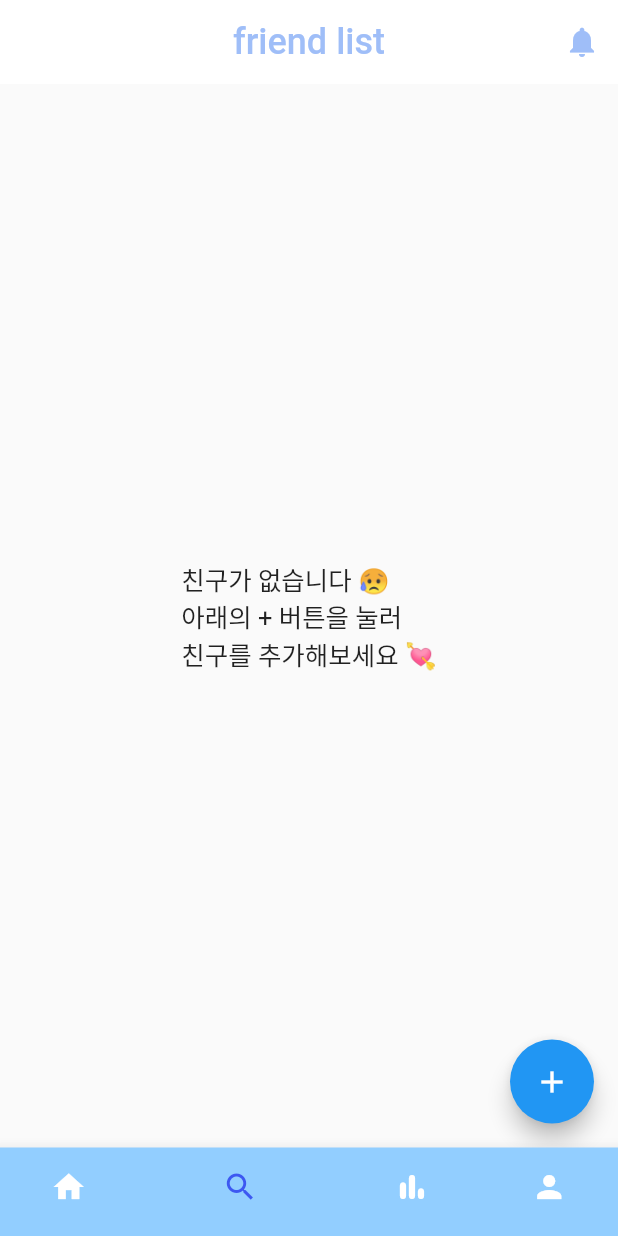
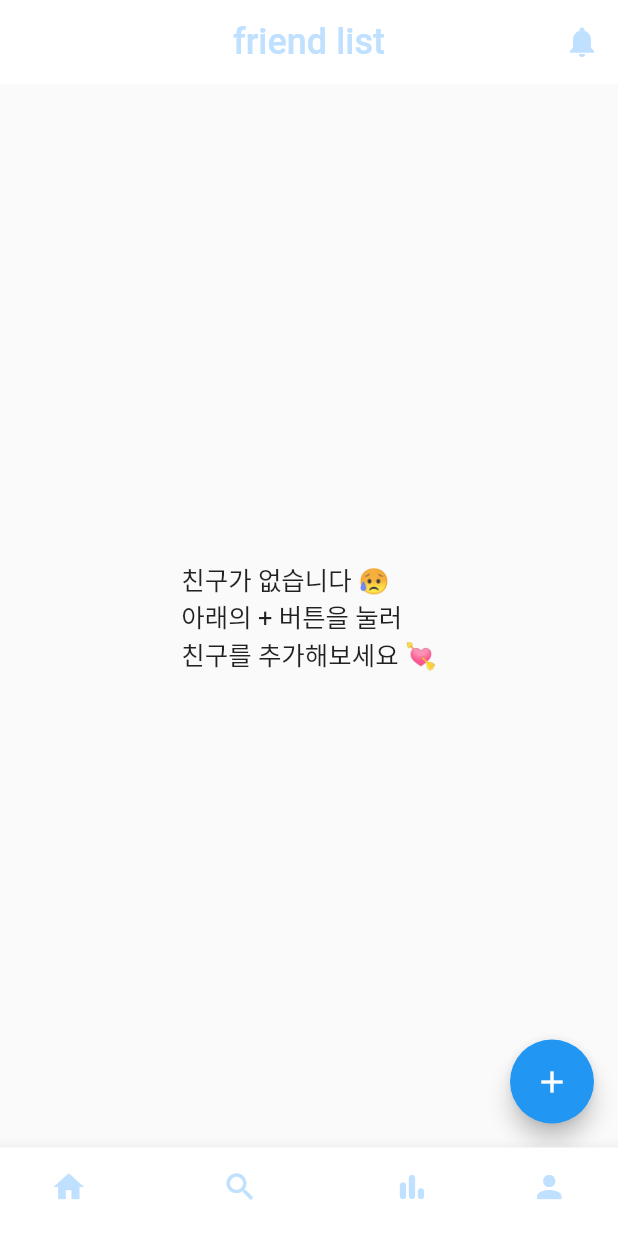
Before and after one commit to a00896/calendar_flutter, a Flutter app: the screen it shows once a user with an empty profile is signed in, item 2 of the bottom bar chosen, on a phone screen of 412 x 824 dp. Run offline on Flutter 3.47's test engine with Material 2 defaults, Android fonts, the phone set to English and light mode, and no system bars; our stand-ins replace cloud_firestore, firebase_auth, firebase_core, firebase_storage, fluttertoast, font_awesome_flutter and 3 more; accounts and stored records are empty.

Commit message:
Add files via upload

```diff
--- a/lib/screens/event_calendar_screen.dart
+++ b/lib/screens/event_calendar_screen.dart
@@ -470,7 +470,7 @@ class _EventCalendarScreenState extends State<EventCalendarScreen> {
           'every calendar',
           style: TextStyle(fontSize: 26), // 원하는 텍스트 크기로 설정
         ),
-        foregroundColor: const Color.fromARGB(255, 154, 173, 255),
+        foregroundColor: Color.fromARGB(255, 191, 224, 255),
         backgroundColor: const Color.fromARGB(255, 247, 247, 247),
         elevation: 0,
         centerTitle: true,
--- a/lib/screens/friend_screens.dart
+++ b/lib/screens/friend_screens.dart
@@ -17,7 +17,7 @@ class FriendScreen extends StatelessWidget {
           'friend list',
           style: TextStyle(fontSize: 24),
         ),
-        foregroundColor: const Color.fromARGB(255, 159, 190, 248),
+        foregroundColor: const Color.fromARGB(255, 191, 224, 255),
         backgroundColor: Colors.white,
         centerTitle: true,
         actions: [
--- a/lib/screens/progresspage.dart
+++ b/lib/screens/progresspage.dart
@@ -110,7 +110,7 @@ class ProgressPageState extends State<ProgressPage> {
           'progress',
           style: TextStyle(fontSize: 26), // 원하는 텍스트 크기로 설정
         ),
-        foregroundColor: Color.fromARGB(255, 154, 198, 255),
+        foregroundColor: const Color.fromARGB(255, 191, 224, 255),
         backgroundColor: const Color.fromARGB(255, 247, 247, 247),
         elevation: 0, // 페이지 이름 'Progress'
         centerTitle: true, // 제목을 가운데 정렬(선택 사항)
--- a/lib/screens/search_query.dart
+++ b/lib/screens/search_query.dart
@@ -30,7 +30,7 @@ class _SearchQueryState extends State<SearchQuery> {
     return Scaffold(
       appBar: AppBar(
         backgroundColor: Color.fromARGB(255, 248, 248, 248),
-        foregroundColor: Color.fromARGB(255, 165, 202, 243),
+        foregroundColor: Color.fromARGB(255, 191, 224, 255),
         title: Text('every calendar'), // 페이지 이름을 여기에 추가하세요.
         elevation: 0,
         bottom: PreferredSize(
--- a/lib/widgets/bottonNavigationBar.dart
+++ b/lib/widgets/bottonNavigationBar.dart
@@ -62,28 +62,40 @@ class _BottomNavigationBarWidgetsState
                 showUnselectedLabels: false,
                 items: const <BottomNavigationBarItem>[
                   BottomNavigationBarItem(
-                    icon: Icon(Icons.home),
+                    icon: Icon(
+                      Icons.home,
+                      color: Color.fromARGB(255, 191, 224, 255),
+                    ),
                     label: '홈',
-                    backgroundColor: Color.fromARGB(255, 171, 216, 253),
+                    backgroundColor: Color.fromARGB(255, 255, 255, 255),
                   ),
                   BottomNavigationBarItem(
-                    icon: Icon(Icons.search),
+                    icon: Icon(
+                      Icons.search,
+                      color: Color.fromARGB(255, 191, 224, 255),
+                    ),
                     label: '검색',
-                    backgroundColor: Color.fromARGB(255, 146, 206, 255),
+                    backgroundColor: Color.fromARGB(255, 255, 255, 255),
                   ),
                   BottomNavigationBarItem(
-                    icon: Icon(Icons.bar_chart_rounded),
+                    icon: Icon(
+                      Icons.bar_chart_rounded,
+                      color: Color.fromARGB(255, 191, 224, 255),
+                    ),
                     label: '달성도',
-                    backgroundColor: Color.fromARGB(255, 149, 206, 253),
+                    backgroundColor: Color.fromARGB(255, 255, 255, 255),
                   ),
                   BottomNavigationBarItem(
-                    icon: Icon(Icons.person),
+                    icon: Icon(
+                      Icons.person,
+                      color: Color.fromARGB(255, 191, 224, 255),
+                    ),
                     label: '프로필',
-                    backgroundColor: Color.fromARGB(255, 155, 210, 255),
+                    backgroundColor: Color.fromARGB(255, 255, 255, 255),
                   ),
                 ],
                 currentIndex: _selectedIndex,
-                selectedItemColor: Color.fromARGB(255, 61, 88, 241),
+                selectedItemColor: Color.fromARGB(255, 77, 87, 145),
                 onTap: _onItemTapped,
               ),
             );
```
Also changed, not shown: lib/screens/profile_screen.dart (+4 -4 lines).
